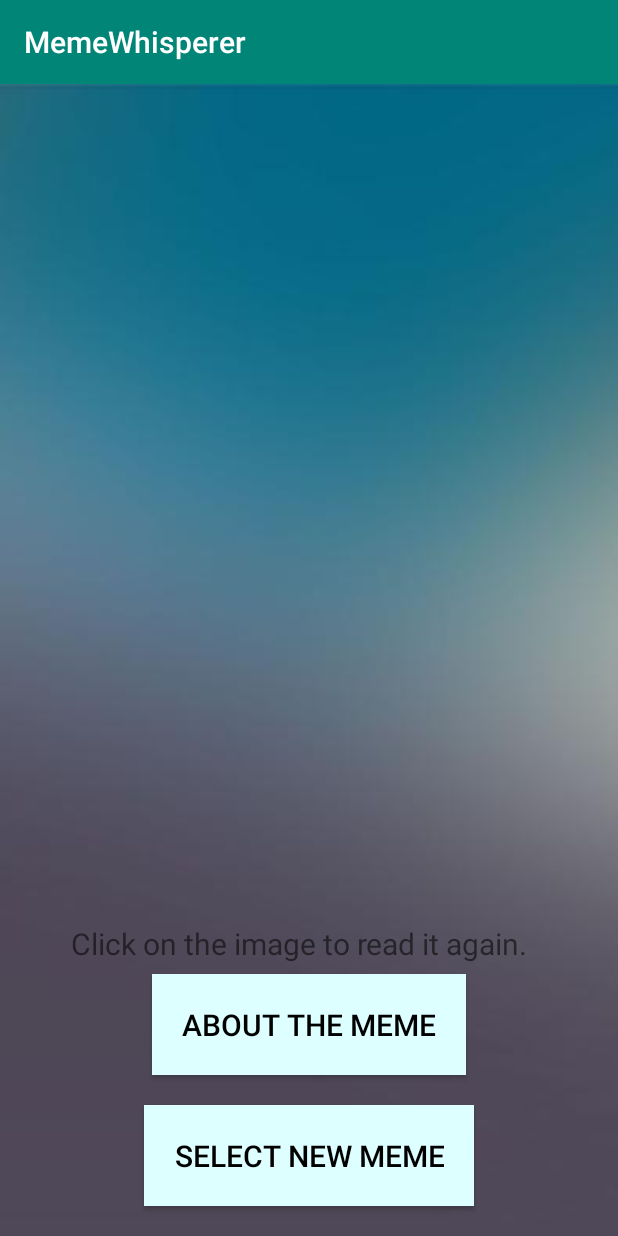
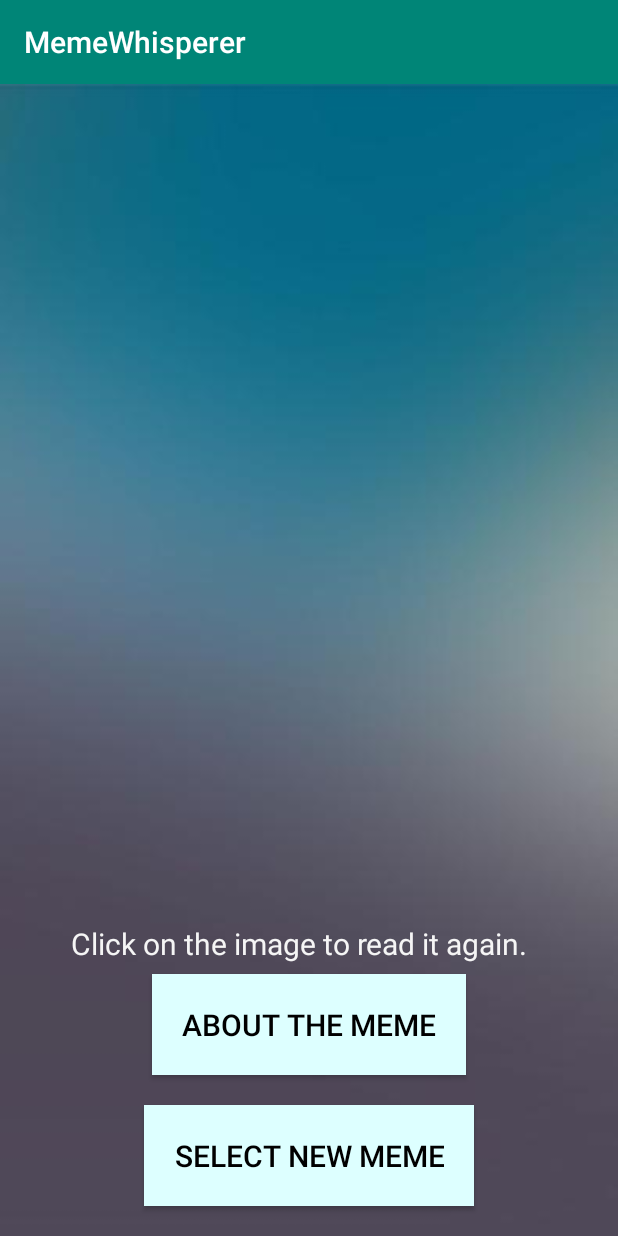
Before and after one commit to codecomp2019/1791, an Android app: the screen it shows after launch (MainActivity), after a tap on "CHOOSE A MEME", on a phone screen of 412 x 824 dp. Run offline under Robolectric (Android 15) with nearby library versions, the phone set to English and light mode, and no system bars; libraries missing offline, so code that uses them is left out: com.google.android.gms; 3 statements that could not run were skipped.

Commit message:
Merge branch 'master' of https://github.com/codecomp2019/1791 into max
# Conflicts:
#	app/build.gradle
#	app/src/main/java/com/canthackthis/memewhisperer/MainActivity.java
#	app/src/main/res/layout/activity_main.xml
#	openCVLibrary343/build/generated/aidl_source_output_dir/debug/compileDebugAidl/out/org/opencv/engine/OpenCVEngineInterface.java
#	openCVLibrary343/build/intermediates/compile_only_not_namespaced_r_class_jar/debug/generateDebugRFile/R.jar
#	openCVLibrary343/build/intermediates/incremental/debug-mergeJniLibs/merge-state
#	openCVLibrary343/build/intermediates/incremental/mergeDebugJniLibFolders/merger.xml
#	openCVLibrary343/build/intermediates/incremental/mergeDebugShaders/merger.xml
#	openCVLibrary343/build/intermediates/incremental/packageDebugAssets/merger.xml
#	openCVLibrary343/build/intermediates/incremental/packageDebugResources/compile-file-map.properties
#	openCVLibrary343/build/intermediates/incremental/packageDebugResources/merger.xml
#	openCVLibrary343/build/outputs/logs/manifest-merger-debug-report.txt

```diff
--- a/app/src/main/java/com/canthackthis/memewhisperer/MainActivity.java
+++ b/app/src/main/java/com/canthackthis/memewhisperer/MainActivity.java
@@ -54,7 +54,7 @@ public class MainActivity extends AppCompatActivity implements View.OnClickListe
     Button gallery;
     Button next;
     //Third Page Buttons
-    Button read;
+    Button about;
     Button newMeme;
     ImageView imageView;
     TextView textView;
@@ -82,9 +82,9 @@ public class MainActivity extends AppCompatActivity implements View.OnClickListe
                 gallery.setOnClickListener(this);
                 next.setOnClickListener(this);*/
                 this.setContentView(R.layout.image_area);
-                read =  findViewById(R.id.read);
+                about =  findViewById(R.id.about);
                 newMeme =  findViewById(R.id.newMeme);
-                read.setOnClickListener(this);
+                about.setOnClickListener(this);
                 newMeme.setOnClickListener(this);
                 imageView = findViewById(R.id.imageView);
                 imageView.setOnClickListener(this);
@@ -92,9 +92,8 @@ public class MainActivity extends AppCompatActivity implements View.OnClickListe
                 textView = findViewById(R.id.textView);
                 textView.setVisibility(textView.VISIBLE);
                 break;
-            case R.id.read:
+            case R.id.about:
                 //read the image in selected
-                readImage();
                 if (memeMatched)getContext();
                 break;
            /* case R.id.gallery:
@@ -113,6 +112,9 @@ public class MainActivity extends AppCompatActivity implements View.OnClickListe
                 //openGallery
                 imageView = findViewById(R.id.imageView);
                 openImage(imageView);
+                break;
+            case R.id.imageView:
+                readImage();
                 break;
 
         }
--- a/app/src/main/res/layout/image_area.xml
+++ b/app/src/main/res/layout/image_area.xml
@@ -25,6 +25,8 @@
         android:layout_marginRight="10dp"
         android:layout_marginStart="10dp"
         android:layout_marginTop="50dp"
+        android:accessibilityTraversalBefore="@+id/textView"
+        android:contentDescription="Image"
         android:scaleType="fitCenter"/>
 
     <!--Button to go to the next image-->
@@ -34,7 +36,10 @@
         android:layout_height="wrap_content"
         android:layout_above="@id/newMeme"
         android:layout_centerHorizontal="true"
+        android:accessibilityTraversalAfter="@+id/textView"
+        android:accessibilityTraversalBefore="@+id/newMeme"
         android:background="#fdff"
+        android:contentDescription="Button, Hear about this meme"
         android:padding="20dp"
         android:text="About the Meme"
         android:textColor="#000"
@@ -44,15 +49,20 @@
         android:id="@+id/newMeme"
         android:layout_width="wrap_content"
         android:layout_height="wrap_content"
-        android:text="Select new meme"
-        android:textSize="20dp"
-        android:padding="20dp"
         android:layout_alignParentBottom="true"
         android:layout_centerHorizontal="true"
+        android:layout_marginBottom="20dp"
+        android:layout_marginEnd="20dp"
+        android:layout_marginStart="20dp"
+        android:layout_marginTop="20dp"
+        android:accessibilityTraversalAfter="@+id/about"
+
+        android:background="#fdff"
+        android:contentDescription="Button, select a new meme"
+        android:padding="20dp"
+        android:text="Select new meme"
         android:textColor="#000"
-        android:background="#fdff"
-
-        android:layout_margin="20dp"/>
+        android:textSize="20dp"/>
 
     <TextView
         android:id="@+id/textView"
@@ -62,9 +72,14 @@
         android:layout_alignParentStart="true"
         android:layout_marginBottom="181dp"
         android:layout_marginStart="47dp"
+        android:accessibilityTraversalAfter="@+id/imageView"
+        android:accessibilityTraversalBefore="@+id/about"
+        android:backgroundTint="@color/common_google_signin_btn_text_dark_default"
+        android:backgroundTintMode="src_in"
         android:contentDescription="Click on the image to read it again."
         android:text="Click on the image to read it again."
         android:textAlignment="center"
+        android:textColor="#F5F5F5"
         android:textSize="20sp"
         android:visibility="invisible"/>
 
```
Also changed, not shown: app/src/main/res/layout/start_buttons.xml (+13 -9 lines), 3 other files.
